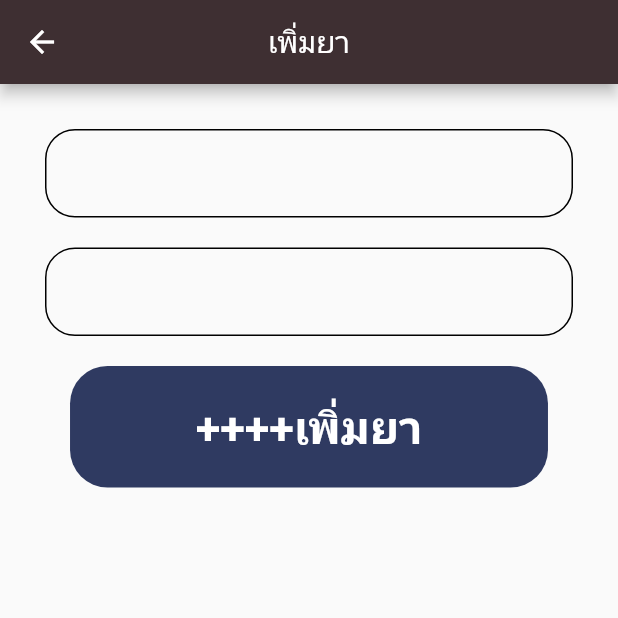
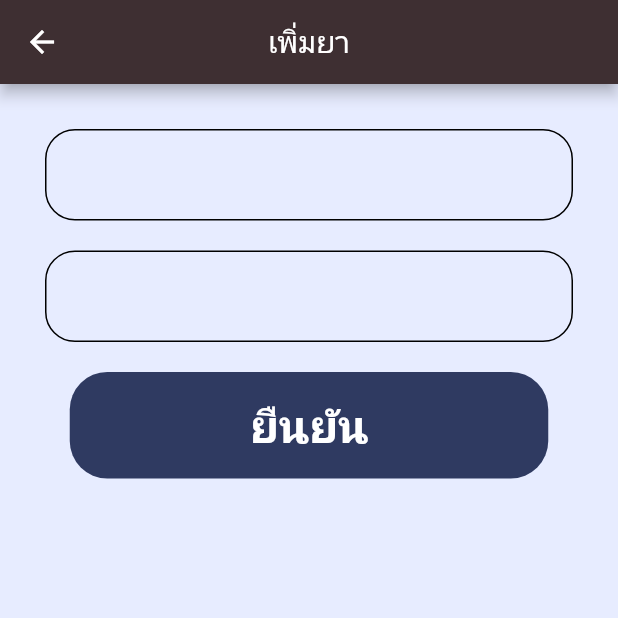
Before and after one commit to stamptitaree/NewProject, a Flutter app: the Add_drug screen opened directly, on a phone screen of 412 x 824 dp, the top half of it. Run offline on Flutter 3.47's test engine with Material 2 defaults, Android fonts, the phone set to English and light mode, and no system bars; our stand-ins replace firebase_core; missing offline and left inert: dart:ffi; accounts and stored records are empty.

Commit message:
เพิ่มหน้ายา

```diff
--- a/lib/Menupage/add_drug.dart
+++ b/lib/Menupage/add_drug.dart
@@ -13,6 +13,7 @@ class _Add_drugState extends State<Add_drug> {
   @override
   Widget build(BuildContext context) {
     return Scaffold(
+      backgroundColor: Color(0xffE7ECFF),
       appBar: AppBar(
         backgroundColor: Color.fromARGB(255, 62, 47, 50),
         centerTitle: true,
@@ -26,6 +27,7 @@ class _Add_drugState extends State<Add_drug> {
           Padding(
             padding: const EdgeInsets.symmetric(horizontal: 30.0),
             child: TextField(
+              style: TextStyle(color: Colors.black, fontSize: 18),
               decoration: InputDecoration(
                   enabledBorder: OutlineInputBorder(
                       borderSide: BorderSide(
@@ -33,8 +35,8 @@ class _Add_drugState extends State<Add_drug> {
                       ),
                       borderRadius: BorderRadius.circular(20)),
                   focusedBorder: OutlineInputBorder(
-                      borderSide: BorderSide(
-                          width: 5, color: Color.fromARGB(255, 255, 252, 250)),
+                      borderSide:
+                          BorderSide(color: Color.fromARGB(255, 0, 0, 0)),
                       borderRadius: BorderRadius.circular(20)),
                   hintStyle: TextStyle(
                       fontSize: 20,
@@ -48,6 +50,7 @@ class _Add_drugState extends State<Add_drug> {
           Padding(
             padding: const EdgeInsets.symmetric(horizontal: 30.0),
             child: TextField(
+              style: TextStyle(color: Colors.black, fontSize: 18),
               decoration: InputDecoration(
                   enabledBorder: OutlineInputBorder(
                       borderSide: BorderSide(
@@ -55,8 +58,8 @@ class _Add_drugState extends State<Add_drug> {
                       ),
                       borderRadius: BorderRadius.circular(20)),
                   focusedBorder: OutlineInputBorder(
-                      borderSide: BorderSide(
-                          width: 5, color: Color.fromARGB(255, 255, 252, 250)),
+                      borderSide:
+                          BorderSide(color: Color.fromARGB(255, 0, 0, 0)),
                       borderRadius: BorderRadius.circular(20)),
                   hintStyle: TextStyle(
                       fontSize: 20,
@@ -71,10 +74,10 @@ class _Add_drugState extends State<Add_drug> {
             borderRadius: BorderRadius.circular(25),
             color: Color(0xff2F3A61),
             child: MaterialButton(
-              padding: EdgeInsets.fromLTRB(80, 20, 80, 20),
+              padding: EdgeInsets.fromLTRB(120, 15, 120, 15),
               onPressed: () {},
               child: Text(
-                "++++เพิ่มยา ",
+                "ยืนยัน",
                 textAlign: TextAlign.center,
                 style: TextStyle(
                     fontSize: 30,
--- a/lib/homepage/page_2list.dart
+++ b/lib/homepage/page_2list.dart
@@ -14,6 +14,7 @@ class _ListPageState extends State<ListPage> {
   @override
   Widget build(BuildContext context) {
     return Scaffold(
+      backgroundColor: Color(0xffE7ECFF),
       body: SafeArea(
           child: Center(
         child: SingleChildScrollView(
--- a/lib/homepage/page_3history.dart
+++ b/lib/homepage/page_3history.dart
@@ -14,6 +14,7 @@ class _HitstoryPageState extends State<HitstoryPage> {
   @override
   Widget build(BuildContext context) {
     return Scaffold(
+      backgroundColor: Color(0xffE7ECFF),
       body: SafeArea(
           child: Center(
         child: SingleChildScrollView(
--- a/lib/homepage/page_4user.dart
+++ b/lib/homepage/page_4user.dart
@@ -14,6 +14,7 @@ class _UserPageState extends State<UserPage> {
   @override
   Widget build(BuildContext context) {
     return Scaffold(
+      backgroundColor: Color(0xffE7ECFF),
       body: SafeArea(
           child: Center(
         child: SingleChildScrollView(
```
Also changed, not shown: lib/home.dart (+8 -0 lines), lib/register.dart (+20 -0 lines).
